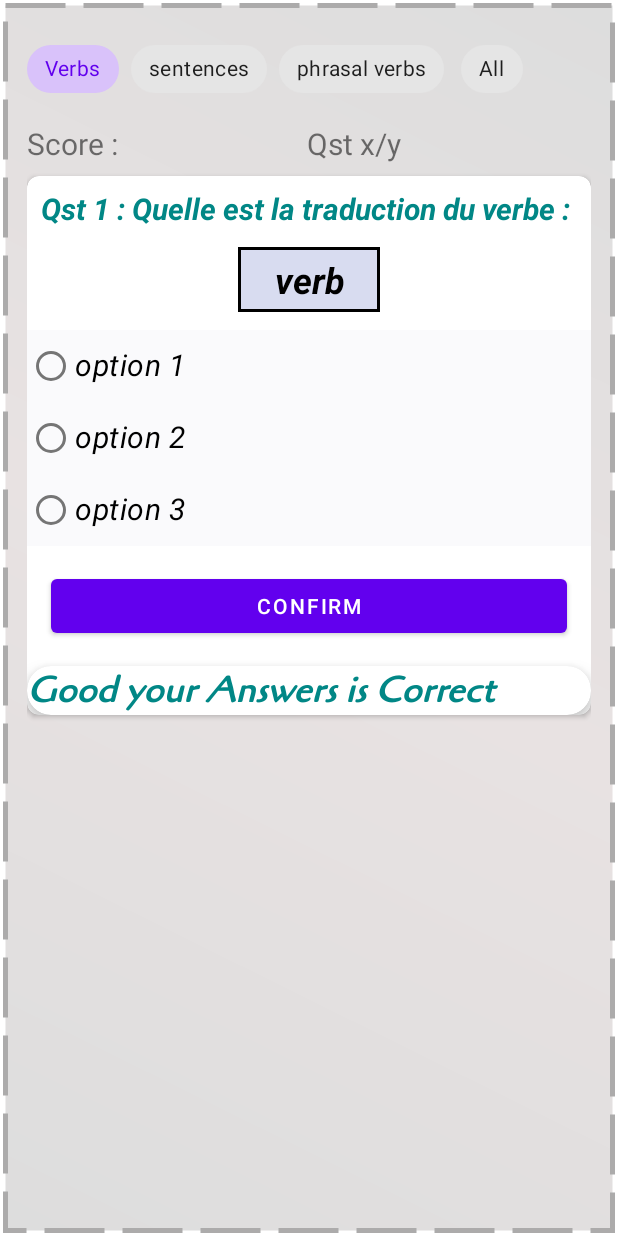
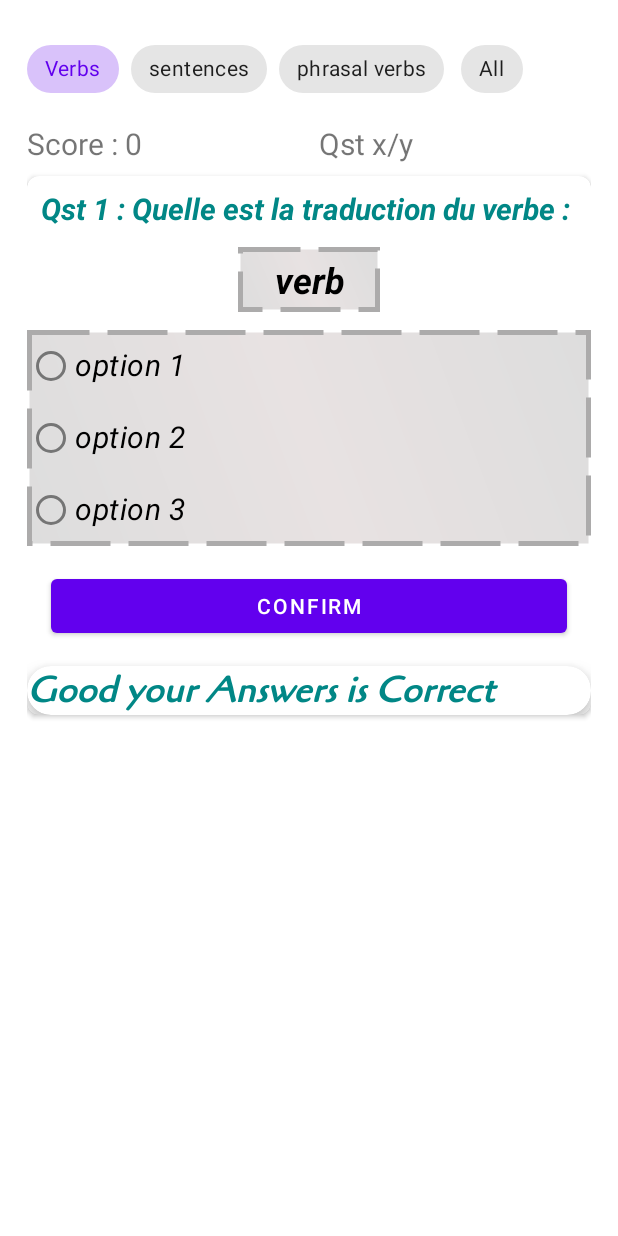
Before and after one commit to jooker10/SpaceEnglish, an Android app: the layout fragment_choicesquiz_nav.xml on its own in the app's theme, with its tools: preview values and no code run, on a phone screen of 412 x 824 dp. Run offline under Robolectric (Android 15) with nearby library versions, the phone set to English and light mode, and no system bars; Roboto replaces fonts that are not available here.

Commit message:
a new update

```diff
--- a/app/src/main/java/anouar/oulhaj/p001/navfragments/QuizNavFragment.java
+++ b/app/src/main/java/anouar/oulhaj/p001/navfragments/QuizNavFragment.java
@@ -54,7 +54,7 @@ public class QuizNavFragment extends Fragment {
         tv_verb_name = view.findViewById(R.id.choicesFrag_theVerbQst);
         tv_maybe = view.findViewById(R.id.txt_maybe);
         et_answer = view.findViewById(R.id.fragQuizEtAnswer);
-        btn_submit = view.findViewById(R.id.choicesFrag_Btn_submit);
+        btn_submit = view.findViewById(R.id.choicesFrag_Btn_confirmNext);
         btn_skip = view.findViewById(R.id.fragQuizBtn_skip);
         btn_maybe = view.findViewById(R.id.fragQuizBtn_maybe);
         //------ nchofo ki ndiro lhadchi?? -------
--- a/app/src/main/res/layout/fragment_choicesquiz_nav.xml
+++ b/app/src/main/res/layout/fragment_choicesquiz_nav.xml
@@ -5,7 +5,6 @@
     android:layout_width="match_parent"
     android:layout_height="match_parent"
     android:layout_margin="2dp"
-    android:background="@drawable/shape_root_contaner"
     android:gravity="center|top"
     android:orientation="vertical"
     android:padding="16dp"
@@ -65,15 +64,15 @@
         android:orientation="horizontal">
 
         <TextView
-            android:id="@+id/ChoicesFrag_tv_score"
+            android:id="@+id/choicesFrag_tv_score"
             android:layout_width="wrap_content"
             android:layout_height="wrap_content"
             android:layout_weight="1"
-            android:text="Score :"
+            android:text="Score : 0"
             android:textSize="20sp" />
 
         <TextView
-            android:id="@+id/choicesFrag_tv_scoreCount"
+            android:id="@+id/choicesFrag_tv_qstNumber"
             android:layout_width="wrap_content"
             android:layout_height="wrap_content"
             android:layout_weight="1"
@@ -111,7 +110,8 @@
                 android:layout_width="wrap_content"
                 android:layout_height="wrap_content"
                 android:layout_marginVertical="12dp"
-                android:background="@drawable/txt_bg_cellule"
+                android:layout_marginBottom="0dp"
+                android:background="@drawable/shape_root_contaner"
                 android:gravity="center_horizontal"
                 android:paddingHorizontal="24dp"
                 android:paddingVertical="5dp"
@@ -121,13 +121,13 @@
                 tools:text="verb" />
 
             <RadioGroup
-                android:id="@+id/choicesFrag_chipGroup_choices"
+                android:id="@+id/choicesFrag_radioGroup_choices"
                 android:layout_width="match_parent"
                 android:layout_height="match_parent"
-                android:background="#0D9B9CC3">
+                android:background="@drawable/shape_root_contaner">
 
                 <RadioButton
-                    android:id="@+id/choicesFrag_option1"
+                    android:id="@+id/choicesFrag_option0"
                     style="@style/Widget.MaterialComponents.Chip.Choice"
                     android:layout_width="wrap_content"
                     android:layout_height="wrap_content"
@@ -137,7 +137,7 @@
                     android:textStyle="italic" />
 
                 <RadioButton
-                    android:id="@+id/choicesFrag_option2"
+                    android:id="@+id/choicesFrag_option1"
                     style="@style/Widget.MaterialComponents.Chip.Choice"
                     android:layout_width="wrap_content"
                     android:layout_height="wrap_content"
@@ -147,7 +147,7 @@
                     android:textStyle="italic" />
 
                 <RadioButton
-                    android:id="@+id/choicesFrag_chipoption3"
+                    android:id="@+id/choicesFrag_option2"
                     style="@style/Widget.MaterialComponents.Chip.Choice"
                     android:layout_width="wrap_content"
                     android:layout_height="wrap_content"
@@ -160,7 +160,7 @@
             </RadioGroup>
 
             <Button
-                android:id="@+id/choicesFrag_Btn_submit"
+                android:id="@+id/choicesFrag_Btn_confirmNext"
                 android:layout_width="match_parent"
                 android:layout_height="wrap_content"
                 android:layout_margin="16dp"
--- a/app/src/main/res/layout/fragment_quiz_nav.xml
+++ b/app/src/main/res/layout/fragment_quiz_nav.xml
@@ -93,7 +93,7 @@
                 android:inputType="textMultiLine" />
 
             <Button
-                android:id="@+id/choicesFrag_Btn_submit"
+                android:id="@+id/choicesFrag_Btn_confirmNext"
                 android:layout_width="match_parent"
                 android:layout_height="wrap_content"
                 android:layout_margin="16dp"
--- a/app/src/main/res/values/strings.xml
+++ b/app/src/main/res/values/strings.xml
@@ -2,4 +2,5 @@
     <string name="app_name">P001</string>
     <!-- TODO: Remove or change this placeholder text -->
     <string name="hello_blank_fragment">Hello blank fragment</string>
+    <string name="qstIntro">Quelle est la traduction du verbe :</string>
 </resources>
```
Also changed, not shown: app/src/main/java/anouar/oulhaj/p001/Question.java (+21 -21 lines).
